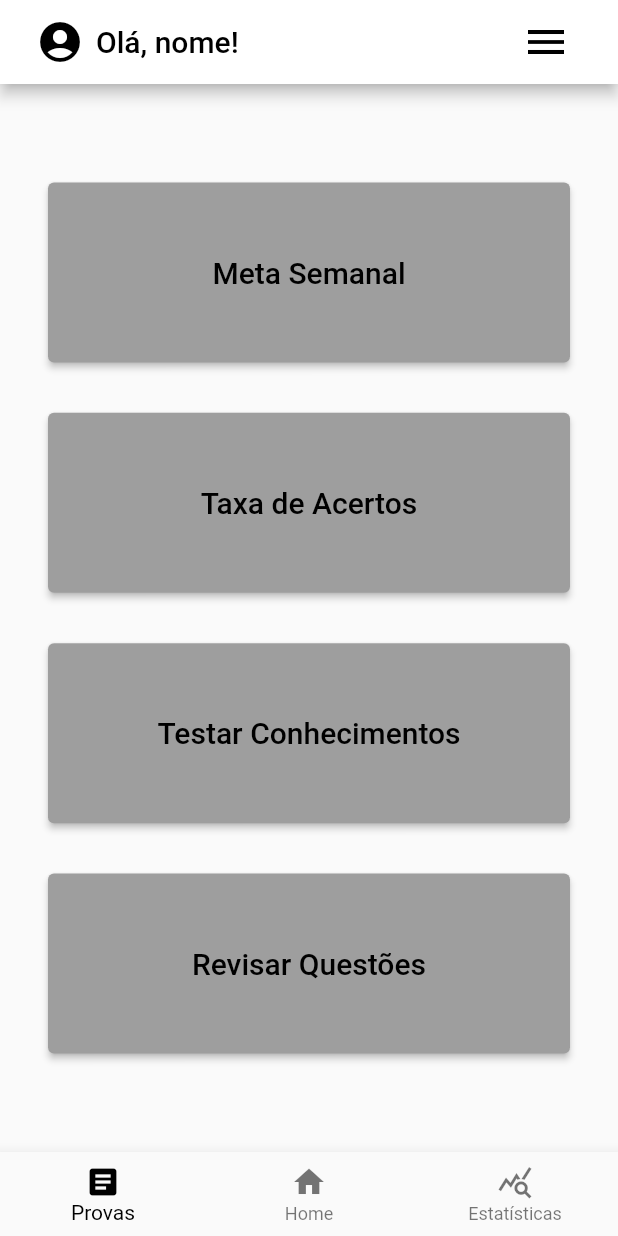
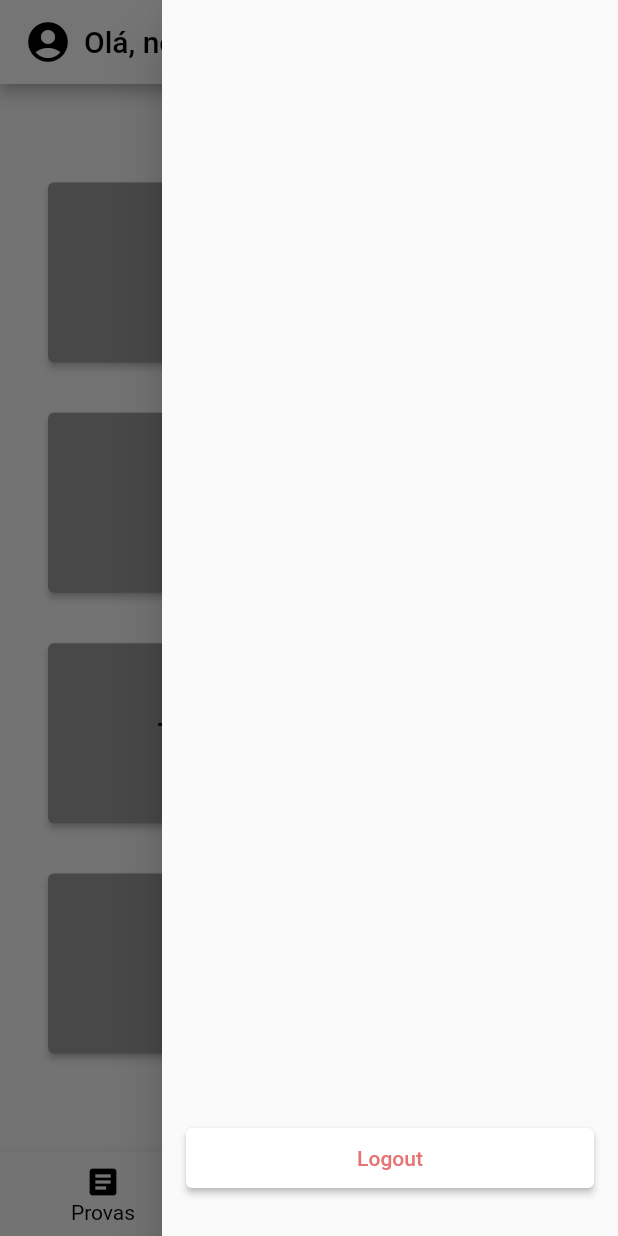
Before and after one commit to BA-Score-UP/scoreup_app, a Flutter app: the HomePage screen opened directly, with the side drawer open (before the commit the screen has no drawer), on a phone screen of 412 x 824 dp. Run offline on Flutter 3.47's test engine with Material 2 defaults, Android fonts, the phone set to English and light mode, and no system bars; our stand-ins replace flutter_dotenv, flutter_svg, google_sign_in.

Commit message:
feat: added menu drawer with logout option

```diff
--- a/lib/api/google_signin_api.dart
+++ b/lib/api/google_signin_api.dart
@@ -4,4 +4,6 @@ class GoogleSignInAPI {
   static final _googleSignIn = GoogleSignIn();
 
   static Future<GoogleSignInAccount?> login() => _googleSignIn.signIn();
+
+  static Future logout() => _googleSignIn.disconnect();
 }
--- a/lib/pages/home_page.dart
+++ b/lib/pages/home_page.dart
@@ -6,6 +6,7 @@ import 'package:scoreup_app/pages/login_page.dart';
 import 'package:scoreup_app/widgets/loading_widget.dart';
 import '../widgets/nav_bar_widget.dart';
 import '../widgets/top_bar_widget.dart';
+import '../widgets/drawer_widget.dart';
 import './select_questions_page.dart';
 import '../widgets/container_button_widget.dart';
 import '../services/get_subjects.dart';
@@ -40,6 +41,7 @@ class HomePgeState extends State<HomePage> {
   @override
   Widget build(BuildContext context) {
     return Scaffold(
+      endDrawer: const DrawerWidget(),
       appBar: TopBar(
         mainContent: [
           if(widget.account == null)
@@ -50,10 +52,12 @@ class HomePgeState extends State<HomePage> {
           if(widget.account != null)
             CircleAvatar(
               backgroundImage: NetworkImage(widget.account!.photoUrl!),
+              radius: 16,
             ),
           if(widget.account != null)
             Text("Olá, ${widget.account?.displayName}!")
         ],
+        isPopAble: false,
       ),
       body: Container(
         padding: const EdgeInsets.all(32),
--- /dev/null
+++ b/lib/widgets/drawer_widget.dart
@@ -0,0 +1,64 @@
+import 'package:flutter/material.dart';
+import 'package:scoreup_app/api/google_signin_api.dart';
+import 'package:scoreup_app/pages/login_page.dart';
+
+class DrawerWidget extends StatefulWidget {
+  const DrawerWidget({ Key? key }) : super(key: key);
+
+  @override
+  DrawerWidgetState createState() => DrawerWidgetState();
+}
+
+class DrawerWidgetState extends State<DrawerWidget> {
+  double horizontalPadding = 16;
+  double verticalPadding = 32;
+
+  Future logout() async {
+    await GoogleSignInAPI.logout();
+    handleLogout();
+  }
+
+  void handleLogout() {
+    Navigator.of(context).pushReplacement(
+      MaterialPageRoute(builder: (context) => const LoginPage())
+    );
+  }
+
+  @override
+  Widget build(BuildContext context) {
+    return Drawer(
+      child: Padding(
+        padding: EdgeInsets.fromLTRB (
+          horizontalPadding,
+          verticalPadding,
+          horizontalPadding,
+          verticalPadding
+        ),
+        child: Expanded (
+          child: Column (
+            mainAxisAlignment: MainAxisAlignment.end,
+            crossAxisAlignment: CrossAxisAlignment.center,
+            children: [
+              SizedBox(
+                width: double.infinity,
+                height: 40,
+                child: ElevatedButton (
+                  onPressed: () => logout(),
+                  style: ElevatedButton.styleFrom(
+                    backgroundColor: Colors.white,
+                  ),
+                  child: Text(
+                    "Logout",
+                    style: TextStyle(
+                      color: Colors.red[300],
+                    )
+                  )
+                )
+              ),
+            ],
+          ),
+        ),
+      ),
+    );
+  }
+}
--- a/lib/widgets/top_bar_widget.dart
+++ b/lib/widgets/top_bar_widget.dart
@@ -7,6 +7,7 @@ class TopBar extends StatefulWidget implements PreferredSizeWidget {
   final double padding;
   final double gap;
   final bool isMenuShown;
+  final bool isPopAble;
 
   const TopBar({
     super.key,
@@ -16,6 +17,7 @@ class TopBar extends StatefulWidget implements PreferredSizeWidget {
     this.padding = 8.0,
     this.gap = 16.0,
     this.isMenuShown = true,
+    this.isPopAble = true
   });
 
   @override
@@ -30,22 +32,17 @@ class TopBarState extends State<TopBar> {
   Widget build(BuildContext context) {
     return AppBar(
       backgroundColor: widget.backgroundColor,
-      title: Padding(
-        padding: EdgeInsets.all(widget.padding),
-        child: Row(
-          mainAxisAlignment: MainAxisAlignment.spaceBetween,
-          crossAxisAlignment: CrossAxisAlignment.center,
-          children: [
-            Wrap(
+      title: Wrap(
         spacing: 8,
         direction: Axis.horizontal,
         alignment: WrapAlignment.center,
         crossAxisAlignment: WrapCrossAlignment.center,
         children: widget.mainContent,
       ),
+      actions: [
         if (widget.isMenuShown)
           IconButton(
-                onPressed: () => {},
+            onPressed: () => Scaffold.of(context).openEndDrawer(),
             iconSize: 32,
             splashRadius: 24,
             icon: Icon(
@@ -54,8 +51,7 @@ class TopBarState extends State<TopBar> {
             ),
           ),
       ],
-        ),
-      )
+      automaticallyImplyLeading: widget.isPopAble,
     );
   }
 }
```
Lines whose indentation alone changed are shown as unchanged.
